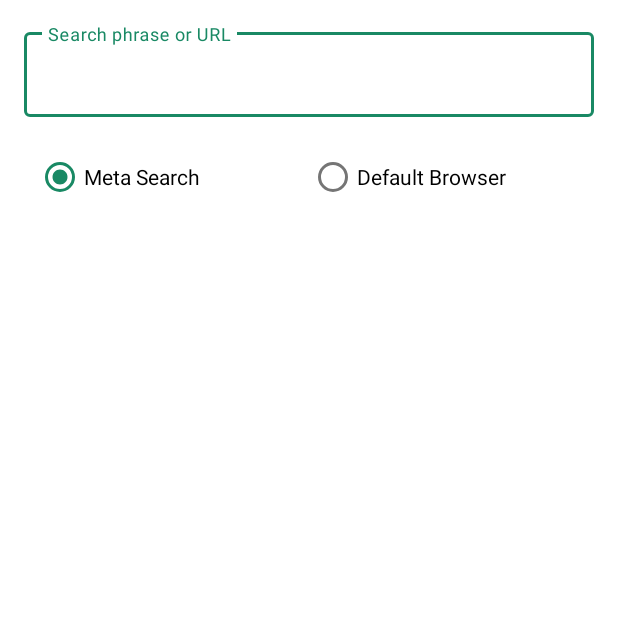
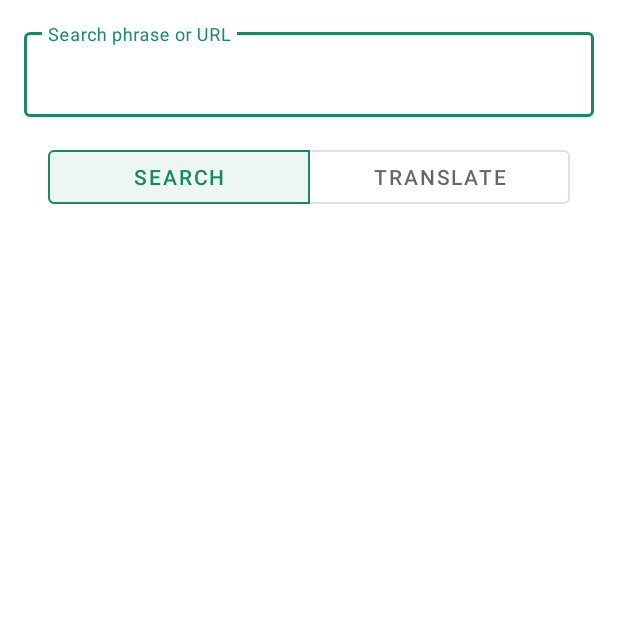
Before and after one commit to scubajeff/Setter, an Android app: the DirectSearchActivity screen opened directly, with no data from a screen before it, on a phone screen of 412 x 824 dp, the top half of it. Run offline under Robolectric (Android 15) with nearby library versions, the phone set to English and light mode, and no system bars.

Commit message:
replace search in default browser option with translation option

```diff
--- a/app/src/main/java/site/leos/setter/DictActivity.kt
+++ b/app/src/main/java/site/leos/setter/DictActivity.kt
@@ -3,9 +3,9 @@ package site.leos.setter
 import android.content.Intent
 import android.content.pm.PackageManager
 import android.graphics.Point
-import androidx.appcompat.app.AppCompatActivity
 import android.os.Bundle
 import android.view.Gravity
+import androidx.appcompat.app.AppCompatActivity
 import androidx.preference.PreferenceManager
 
 class DictActivity : AppCompatActivity() {
@@ -62,12 +62,12 @@ class DictActivity : AppCompatActivity() {
             }
         }
 
-        startActivity(Intent(this, TranslationActivity::class.java).apply { putExtra("QUERY", query) })
+        startActivity(Intent(this, TranslationActivity::class.java).putExtra(TranslationActivity.KEY_QUERY, query))
 
         finish()
     }
 
     private fun isColorDictAvailable() : Boolean {
-        return baseContext.packageManager.queryIntentActivities(Intent("colordict.intent.action.SEARCH"), PackageManager.MATCH_DEFAULT_ONLY).size > 0
+        return baseContext.packageManager.resolveActivity(Intent("colordict.intent.action.SEARCH"), PackageManager.MATCH_DEFAULT_ONLY) != null
     }
 }
--- a/app/src/main/java/site/leos/setter/DirectSearchActivity.kt
+++ b/app/src/main/java/site/leos/setter/DirectSearchActivity.kt
@@ -1,16 +1,13 @@
 package site.leos.setter
 
-import android.app.SearchManager
-import android.content.ComponentName
 import android.content.Context
 import android.content.Intent
-import android.content.pm.PackageManager
 import android.net.Uri
 import android.os.Bundle
 import android.view.inputmethod.EditorInfo
 import android.view.inputmethod.InputMethodManager
 import androidx.appcompat.app.AppCompatActivity
-import androidx.preference.PreferenceManager
+import com.google.android.material.button.MaterialButton
 import com.google.android.material.textfield.TextInputEditText
 import kotlinx.android.synthetic.main.directsearch_activity.*
 
@@ -21,19 +18,16 @@ class DirectSearchActivity : AppCompatActivity() {
         super.onCreate(savedInstanceState)
         setContentView(R.layout.directsearch_activity)
 
-        query = findViewById(R.id.edit_query)
-        query_type_rg.apply { check(if (PreferenceManager.getDefaultSharedPreferences(context).getBoolean(getString(R.string.meta_search_key), true)) R.id.meta_query else R.id.browser_query) }
-        meta_query.setOnClickListener { if (query.text!!.isNotEmpty()) searchIt(query.text.toString(), true) }
-        browser_query.setOnClickListener { if (query.text!!.isNotEmpty()) searchIt(query.text.toString(), false) }
-
-        query.run {
+        query = findViewById<TextInputEditText>(R.id.edit_query).apply {
             requestFocus()
             setOnEditorActionListener { _, id, _ ->
-                if (id == EditorInfo.IME_ACTION_SEARCH || id == EditorInfo.IME_NULL)
-                    searchIt(query.text.toString(), query_type_rg.checkedRadioButtonId==R.id.meta_query)
+                if (id == EditorInfo.IME_ACTION_SEARCH || id == EditorInfo.IME_NULL) searchIt(query.text.toString(), true)
                 else false
             }
         }
+
+        findViewById<MaterialButton>(R.id.meta_search).setOnClickListener { if (query.text!!.isNotEmpty()) searchIt(query.text.toString(), true) }
+        findViewById<MaterialButton>(R.id.translate).setOnClickListener { if (query.text!!.isNotEmpty()) searchIt(query.text.toString(), false) }
     }
 
     private fun searchIt(query: String, meta: Boolean) : Boolean {
@@ -51,6 +45,7 @@ class DirectSearchActivity : AppCompatActivity() {
                         .addFlags(Intent.FLAG_ACTIVITY_CLEAR_TASK)
                 )
             } else {
+                /*
                 // Default search enabled
                 val searchIntent = Intent().setFlags(Intent.FLAG_ACTIVITY_CLEAR_TASK).setAction(Intent.ACTION_WEB_SEARCH).putExtra(SearchManager.QUERY, query)
 
@@ -60,6 +55,8 @@ class DirectSearchActivity : AppCompatActivity() {
                     searchIntent.setComponent(ComponentName(WebSearchActivity.FIREFOX, "org.mozilla.gecko.BrowserApp")).setData(Uri.parse(query))
 
                 startActivity(searchIntent)
+                */
+                startActivity(Intent(this, TranslationActivity::class.java).putExtra(TranslationActivity.KEY_QUERY, query).addFlags(Intent.FLAG_ACTIVITY_CLEAR_TASK))
             }
 
             finish()
--- a/app/src/main/java/site/leos/setter/SettingsActivity.kt
+++ b/app/src/main/java/site/leos/setter/SettingsActivity.kt
@@ -33,7 +33,7 @@ class SettingsActivity : AppCompatActivity() {
         }
 
         private fun isColorDictAvailable(): Boolean {
-            return requireActivity().packageManager?.queryIntentActivities(Intent("colordict.intent.action.SEARCH"), PackageManager.MATCH_DEFAULT_ONLY)?.size!! > 0
+            return requireContext().packageManager.resolveActivity(Intent("colordict.intent.action.SEARCH"), PackageManager.MATCH_DEFAULT_ONLY) != null
         }
     }
 }
--- a/app/src/main/java/site/leos/setter/TextSearchFragment.kt
+++ b/app/src/main/java/site/leos/setter/TextSearchFragment.kt
@@ -1,5 +1,6 @@
 package site.leos.setter
 
+import android.annotation.SuppressLint
 import android.content.*
 import android.content.pm.PackageManager
 import android.net.Uri
@@ -27,6 +28,7 @@ class TextSearchFragment : Fragment(){
         return inflater.inflate(R.layout.fragment_webview, container, false)
     }
 
+    @SuppressLint("SetJavaScriptEnabled")
     override fun onViewCreated(view: View, savedInstanceState: Bundle?) {
         super.onViewCreated(view, savedInstanceState)
         webView = view.findViewById(R.id.webview)
@@ -101,7 +103,7 @@ class TextSearchFragment : Fragment(){
             override fun onReceivedError(view: WebView?, request: WebResourceRequest?, error: WebResourceError?) {
                 super.onReceivedError(view, request, error)
                 // Reload the page when ERROR_TIMEOUT or ERROR_HOST_LOOKUP happens on base url
-                if (error?.errorCode == WebViewClient.ERROR_TIMEOUT || error?.errorCode == WebViewClient.ERROR_HOST_LOOKUP) {
+                if (error?.errorCode == ERROR_TIMEOUT || error?.errorCode == ERROR_HOST_LOOKUP) {
                     if (urlString.contains(request?.url?.host.toString())) view?.reload()
                 }
                 //Log.e("===================================", "${error?.errorCode} ${error?.description} ${request?.url}")
@@ -140,6 +142,16 @@ class TextSearchFragment : Fragment(){
                 return true
             }
         }
+
+        /*
+        // catch link clicked event
+        webView.setOnTouchListener { v, event ->
+            webView.hitTestResult.apply {
+                Log.e(">>>>", "${this.type} ${this.extra}")
+            }
+            false
+        }
+         */
 
         if (savedInstanceState != null) {
             resultLoaded = savedInstanceState.getBoolean(RESULT_LOADED)
--- a/app/src/main/java/site/leos/setter/TranslationActivity.kt
+++ b/app/src/main/java/site/leos/setter/TranslationActivity.kt
@@ -20,7 +20,7 @@ class TranslationActivity : AppCompatActivity() {
 
         // Prepare query url string
         val defaultLocale = Locale.getDefault()
-        val query = intent.getStringExtra("QUERY")
+        val query = intent.getStringExtra(KEY_QUERY)
         var deepLURL = getString(R.string.url_deepl)
         var googleURL = getString(R.string.url_google_tranlation)
         val udURL = getString(R.string.url_urban_dictionary) + query
@@ -63,4 +63,8 @@ class TranslationActivity : AppCompatActivity() {
             }
         }
     }
+
+    companion object {
+        const val KEY_QUERY = "KEY_QUERY"
+    }
 }
--- a/app/src/main/res/layout-fr/directsearch_activity.xml
+++ /dev/null
@@ -1,43 +0,0 @@
-<?xml version="1.0" encoding="utf-8"?>
-<LinearLayout xmlns:android="http://schemas.android.com/apk/res/android"
-    android:orientation="vertical"
-    android:layout_width="match_parent"
-    android:layout_height="wrap_content">
-
-    <com.google.android.material.textfield.TextInputLayout
-        android:layout_width="match_parent"
-        android:layout_height="wrap_content"
-        android:layout_margin="16dp"
-        style="@style/Widget.MaterialComponents.TextInputLayout.OutlinedBox">
-        <com.google.android.material.textfield.TextInputEditText
-            android:id="@+id/edit_query"
-            android:layout_width="match_parent"
-            android:layout_height="wrap_content"
-            android:hint="@string/edit_query_hint"
-            android:imeOptions="actionSearch"
-            android:inputType="textAutoComplete"/>
-    </com.google.android.material.textfield.TextInputLayout>
-
-    <RadioGroup
-        android:id="@+id/query_type_rg"
-        android:layout_width="match_parent"
-        android:layout_height="wrap_content"
-        android:orientation="horizontal"
-        android:layout_marginHorizontal="24dp">
-
-        <RadioButton
-            android:id="@+id/meta_query"
-            android:layout_width="match_parent"
-            android:layout_height="wrap_content"
-            android:layout_weight="0.55"
-            android:text="@string/meta_search_choice"/>
-
-        <RadioButton
-            android:id="@+id/browser_query"
-            android:layout_width="match_parent"
-            android:layout_height="wrap_content"
-            android:layout_weight="0.45"
-            android:text="@string/browser_search_choice"/>
-    </RadioGroup>
-
-</LinearLayout>
--- a/app/src/main/res/layout-ru/directsearch_activity.xml
+++ /dev/null
@@ -1,43 +0,0 @@
-<?xml version="1.0" encoding="utf-8"?>
-<LinearLayout xmlns:android="http://schemas.android.com/apk/res/android"
-    android:orientation="vertical"
-    android:layout_width="match_parent"
-    android:layout_height="wrap_content">
-
-    <com.google.android.material.textfield.TextInputLayout
-        android:layout_width="match_parent"
-        android:layout_height="wrap_content"
-        android:layout_margin="16dp"
-        style="@style/Widget.MaterialComponents.TextInputLayout.OutlinedBox">
-        <com.google.android.material.textfield.TextInputEditText
-            android:id="@+id/edit_query"
-            android:layout_width="match_parent"
-            android:layout_height="wrap_content"
-            android:hint="@string/edit_query_hint"
-            android:imeOptions="actionSearch"
-            android:inputType="textAutoComplete"/>
-    </com.google.android.material.textfield.TextInputLayout>
-
-    <RadioGroup
-        android:id="@+id/query_type_rg"
-        android:layout_width="match_parent"
-        android:layout_height="wrap_content"
-        android:orientation="horizontal"
-        android:layout_marginHorizontal="24dp">
-
-        <RadioButton
-            android:id="@+id/meta_query"
-            android:layout_width="match_parent"
-            android:layout_height="wrap_content"
-            android:layout_weight="0.7"
-            android:text="@string/meta_search_choice"/>
-
-        <RadioButton
-            android:id="@+id/browser_query"
-            android:layout_width="match_parent"
-            android:layout_height="wrap_content"
-            android:layout_weight="0.4"
-            android:text="@string/browser_search_choice"/>
-    </RadioGroup>
-
-</LinearLayout>
--- a/app/src/main/res/layout/directsearch_activity.xml
+++ b/app/src/main/res/layout/directsearch_activity.xml
@@ -1,5 +1,6 @@
 <?xml version="1.0" encoding="utf-8"?>
 <LinearLayout xmlns:android="http://schemas.android.com/apk/res/android"
+    xmlns:app="http://schemas.android.com/apk/res-auto"
     android:orientation="vertical"
     android:layout_width="match_parent"
     android:layout_height="wrap_content">
@@ -18,26 +19,28 @@
             android:inputType="textAutoComplete"/>
     </com.google.android.material.textfield.TextInputLayout>
 
-    <RadioGroup
-        android:id="@+id/query_type_rg"
+    <com.google.android.material.button.MaterialButtonToggleGroup
+        android:id="@+id/query_tg"
         android:layout_width="match_parent"
         android:layout_height="wrap_content"
-        android:orientation="horizontal"
-        android:layout_marginHorizontal="24dp">
-
-        <RadioButton
-            android:id="@+id/meta_query"
-            android:layout_width="match_parent"
+        android:layout_marginHorizontal="32dp"
+        app:singleSelection="true"
+        app:selectionRequired="true"
+        app:checkedButton="@+id/meta_search">
+        <com.google.android.material.button.MaterialButton
+            android:id="@+id/meta_search"
+            android:layout_width="0dp"
             android:layout_height="wrap_content"
             android:layout_weight="1"
-            android:text="@string/meta_search_choice"/>
-
-        <RadioButton
-            android:id="@+id/browser_query"
-            android:layout_width="match_parent"
+            style="?attr/materialButtonOutlinedStyle"
+            android:text="@string/meta_search_choice" />
+        <com.google.android.material.button.MaterialButton
+            android:id="@+id/translate"
+            android:layout_width="0dp"
             android:layout_height="wrap_content"
             android:layout_weight="1"
-            android:text="@string/browser_search_choice"/>
-    </RadioGroup>
+            style="?attr/materialButtonOutlinedStyle"
+            android:text="@string/translation_choice" />
+    </com.google.android.material.button.MaterialButtonToggleGroup>
 
 </LinearLayout>
--- a/app/src/main/res/values/strings.xml
+++ b/app/src/main/res/values/strings.xml
@@ -23,7 +23,6 @@
     <string name="search_engine_key" translatable="false">WEB_SEARCH_ENGINE</string>
     <string name="second_search_engine_key" translatable="false">SECOND_WEB_SEARCH_ENGINE</string>
     <string name="search_engine_header">Web Search Setting</string>
-    <string name="meta_search_title">Meta search</string>
     <string name="meta_search_web_engine_title">Web search engine choice</string>
     <string name="second_meta_search_web_engine_title">Second search engine choice</string>
 
@@ -33,8 +32,8 @@
 
     <!-- Direct Search -->
     <string name="edit_query_hint">Search phrase or URL</string>
-    <string name="meta_search_choice">Meta Search</string>
-    <string name="browser_search_choice">Default Browser</string>
+    <string name="meta_search_choice">Search</string>
+    <string name="translation_choice">Translate</string>
 
     <!-- Context Menu -->
     <string name="menuitem_view_hyperlink">View in App</string>
--- a/app/src/main/res/xml/root_preferences.xml
+++ b/app/src/main/res/xml/root_preferences.xml
@@ -43,12 +43,6 @@
     <PreferenceCategory
         app:title="@string/search_engine_header">
 
-        <SwitchPreferenceCompat
-            app:key="@string/meta_search_key"
-            app:title="@string/meta_search_title"
-            app:singleLineTitle="false"
-            app:defaultValue="true" />
-
         <DropDownPreference
             android:key="@string/search_engine_key"
             android:title="@string/meta_search_web_engine_title"
@@ -56,7 +50,6 @@
             android:entries="@array/web_search_engine_entries"
             android:entryValues="@array/web_search_engine_values"
             android:defaultValue="@string/url_duck"
-            android:dependency="@string/meta_search_key"
             app:useSimpleSummaryProvider="true" />
 
         <DropDownPreference
@@ -66,7 +59,6 @@
             android:entries="@array/second_search_engine_entries"
             android:entryValues="@array/second_search_engine_values"
             android:defaultValue="@string/url_magi"
-            android:dependency="@string/meta_search_key"
             app:useSimpleSummaryProvider="true" />
 
     </PreferenceCategory>
```
Also changed, not shown: 3 other files.
